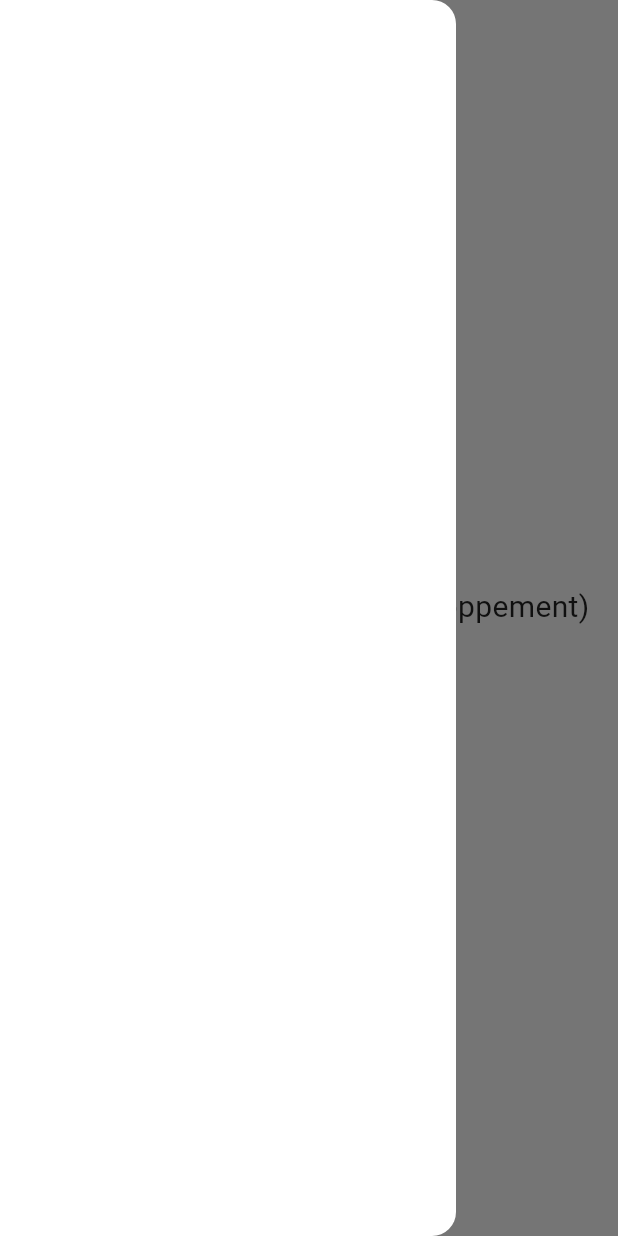
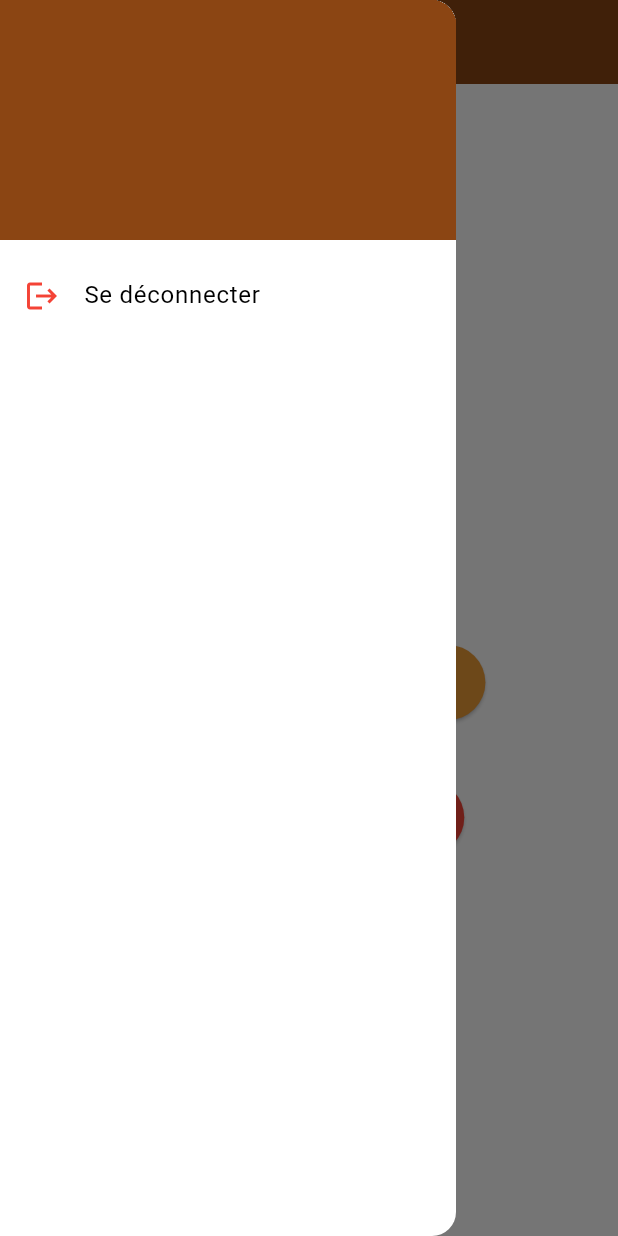
Before and after one commit to YayaSOW/hackathon_flutter_groupe_5, a Flutter app: the VigileHomeView screen opened by its route, with the side drawer open, on a phone screen of 412 x 824 dp. Run offline on Flutter 3.47's test engine with Material 3 defaults, Android fonts, the phone set to English and light mode, and no system bars; our stand-ins replace get, image_picker, qr_flutter, table_calendar; missing offline and left inert: mobile_scanner; network calls fail.

Commit message:
rectification-fusion

```diff
--- a/db.json
+++ b/db.json
@@ -100,5 +100,5 @@
       },
       "vigile": null
     }
-  ]
+]
 }
--- a/ges_absence/lib/app/bindings/global_binding.dart
+++ b/ges_absence/lib/app/bindings/global_binding.dart
@@ -1,4 +1,3 @@
-import 'package:ges_absence/app/data/services/presence_service.dart';
 import 'package:ges_absence/app/modules/auth/controllers/auth_controller.dart';
 import 'package:get/get.dart';
 import 'package:ges_absence/app/data/services/api_service.dart';
--- a/ges_absence/lib/app/bindings/vigile_binding.dart
+++ b/ges_absence/lib/app/bindings/vigile_binding.dart
@@ -1,4 +1,4 @@
-import 'package:ges_absence/app/modules/vigile/controllers/home_controller.dart';
+import 'package:ges_absence/app/modules/vigile/controllers/vigile_controller.dart';
 import 'package:get/get.dart';
 
 class VigileBinding implements Bindings {
--- a/ges_absence/lib/app/data/models/vigile.dart
+++ b/ges_absence/lib/app/data/models/vigile.dart
@@ -13,11 +13,19 @@ class Vigile extends User {
   factory Vigile.fromJson(Map<String, dynamic> json) => Vigile(
     // id: json['id'],/
     id: int.parse(json['id'].toString()),
-
     nom: json['nom'],
     prenom: json['prenom'],
     login: json['login'],
     telephone: json['telephone'],
     password: json['password'],
   );
+
+  Map<String, dynamic> toJson() => {
+    'id': id,
+    'nom': nom,
+    'prenom': prenom,
+    'login': login,
+    'telephone': telephone,
+    'password': password,
+  };
 }
--- a/ges_absence/lib/app/modules/auth/controllers/auth_controller.dart
+++ b/ges_absence/lib/app/modules/auth/controllers/auth_controller.dart
@@ -1,7 +1,6 @@
 import 'package:ges_absence/app/data/models/vigile.dart';
 import 'package:get/get.dart';
 import 'package:ges_absence/app/data/models/etudiant.dart';
-import 'package:ges_absence/app/data/models/user.dart'; // Contient Vigile
 import 'package:ges_absence/app/routes/app_routes.dart';
 import '../../../data/services/api_service.dart';
 
@@ -15,7 +14,6 @@ class AuthController extends GetxController {
     try {
       isLoading(true);
       final result = await apiService.login(login, password);
-
       if (result != null) {
         if (result['type'] == 'etudiant') {
           etudiant.value = result['user'] as Etudiant;
--- a/ges_absence/lib/app/modules/vigile/views/home_view.dart
+++ /dev/null
@@ -1,93 +0,0 @@
-import 'package:flutter/material.dart';
-import 'package:ges_absence/app/modules/auth/controllers/auth_controller.dart';
-import 'package:get/get.dart';
-import 'package:ges_absence/app/routes/app_routes.dart';
-import 'package:ges_absence/theme/app_theme.dart';
-import 'package:ges_absence/theme/colors.dart';
-
-class VigileHomeView extends StatelessWidget {
-  const VigileHomeView({super.key});
-
-  @override
-  Widget build(BuildContext context) {
-    // Pour l'instant, on commente les parties qui dépendent de VigileAuthController
-    // final vigile = Get.find<VigileAuthController>().vigile.value;
-
-    return Scaffold(
-      backgroundColor: Colors.white,
-      appBar: AppBar(
-        // title: Text(
-        //   '${vigile?.prenom} ${vigile?.nom} - ${vigile?.login}',
-        //   style: AppTheme.appBarStyle,
-        // ),
-        // backgroundColor: const Color(0xFF8B4513), // Couleur chocolat
-        // leading: Builder(
-        //   builder: (context) => IconButton(
-        //     icon: const Icon(Icons.menu),
-        //     onPressed: () => Scaffold.of(context).openDrawer(),
-        //   ),
-        // ),
-      ),
-      drawer: Drawer(
-        // child: ListView(
-        //   padding: EdgeInsets.zero,
-        //   children: [
-        //     DrawerHeader(
-        //       decoration: const BoxDecoration(
-        //         color: Color(0xFF8B4513),
-        //       ),
-        //       child: Column(
-        //         crossAxisAlignment: CrossAxisAlignment.start,
-        //         children: [
-        //           Text(
-        //             '${vigile?.prenom} ${vigile?.nom}',
-        //             style: const TextStyle(
-        //               color: Colors.white,
-        //               fontSize: 24,
-        //               fontWeight: FontWeight.bold,
-        //             ),
-        //           ),
-        //           Text(
-        //             vigile?.login ?? '',
-        //             style: const TextStyle(
-        //               color: Colors.white70,
-        //               fontSize: 16,
-        //             ),
-        //           ),
-        //         ],
-        //       ),
-        //     ),
-        //     ListTile(
-        //       leading: const Icon(Icons.logout, color: Colors.red),
-        //       title: const Text('Se déconnecter'),
-        //       onTap: () => Get.find<VigileAuthController>().logout(),
-        //     ),
-        //   ],
-        // ),
-      ),
-      body: Center(
-        child: Column(
-          mainAxisAlignment: MainAxisAlignment.center,
-          children: [
-            const Text(
-              'Page d\'accueil Vigile (en développement)',
-              style: TextStyle(fontSize: 20, color: Colors.black87),
-            ),
-            const SizedBox(height: 20),
-            ElevatedButton(
-              onPressed: () {
-                // Placeholder pour tester la déconnexion
-                Get.find<AuthController>().logout();
-              },
-              child: const Text('Se déconnecter'),
-              style: ElevatedButton.styleFrom(
-                backgroundColor: Colors.red,
-                padding: const EdgeInsets.symmetric(horizontal: 40, vertical: 15),
-              ),
-            ),
-          ],
-        ),
-      ),
-    );
-  }
-}
--- /dev/null
+++ b/ges_absence/lib/app/modules/vigile/views/vigile_home_view.dart
@@ -0,0 +1,119 @@
+import 'package:flutter/material.dart';
+import 'package:get/get.dart';
+import 'package:ges_absence/app/modules/auth/controllers/auth_controller.dart';
+import 'package:ges_absence/app/routes/app_routes.dart';
+import 'package:ges_absence/theme/app_theme.dart';
+import 'package:ges_absence/theme/colors.dart';
+
+class VigileHomeView extends StatelessWidget {
+  @override
+  Widget build(BuildContext context) {
+    final authController = Get.find<AuthController>();
+
+    return Scaffold(
+      backgroundColor: Colors.white,
+      appBar: AppBar(
+        title: Obx(() {
+          final vigile = authController.vigile.value;
+          if (vigile == null) return const Text('');
+          return Text(
+            '${vigile.prenom} ${vigile.nom} - ${vigile.login}',
+            style: AppTheme.appBarStyle,
+          );
+        }),
+        backgroundColor: const Color(0xFF8B4513),
+        leading: Builder(
+          builder: (context) => IconButton(
+            icon: const Icon(Icons.menu),
+            onPressed: () => Scaffold.of(context).openDrawer(),
+          ),
+        ),
+      ),
+      drawer: Obx(() {
+        final vigile = authController.vigile.value;
+        return Drawer(
+          child: ListView(
+            padding: EdgeInsets.zero,
+            children: [
+              DrawerHeader(
+                decoration: const BoxDecoration(
+                  color: Color(0xFF8B4513),
+                ),
+                child: Column(
+                  crossAxisAlignment: CrossAxisAlignment.start,
+                  children: [
+                    Text(
+                      '${vigile?.prenom ?? ''} ${vigile?.nom ?? ''}',
+                      style: const TextStyle(
+                        color: Colors.white,
+                        fontSize: 24,
+                        fontWeight: FontWeight.bold,
+                      ),
+                    ),
+                    Text(
+                      vigile?.login ?? '',
+                      style: const TextStyle(
+                        color: Colors.white,
+                        fontSize: 16,
+                      ),
+                    ),
+                  ],
+                ),
+              ),
+              ListTile(
+                leading: const Icon(Icons.logout, color: Colors.red),
+                title: const Text('Se déconnecter'),
+                onTap: () => authController.logout(),
+              ),
+            ],
+          ),
+        );
+      }),
+      body: Center(
+        child: Column(
+          mainAxisAlignment: MainAxisAlignment.center,
+          children: [
+            Image.asset(
+              'assets/images/ism_logo.png',
+              height: 100,
+              width: 100,
+            ),
+            const SizedBox(height: 20),
+            ElevatedButton(
+              onPressed: () => Get.toNamed(AppRoutes.VIGILE_SCAN),
+              style: ElevatedButton.styleFrom(
+                backgroundColor: AppColors.secondaryColor,
+                padding: const EdgeInsets.symmetric(horizontal: 40, vertical: 15),
+              ),
+              child: Row(
+                mainAxisSize: MainAxisSize.min,
+                children: const [
+                  Icon(Icons.qr_code_scanner),
+                  SizedBox(width: 10),
+                  Text('Scanner un étudiant'),
+                ],
+              ),
+            ),
+            const SizedBox(height: 20),
+            const SizedBox(height: 20),
+            ElevatedButton(
+              onPressed: () => authController.logout(),
+              style: ElevatedButton.styleFrom(
+                backgroundColor: Colors.red,
+                padding: const EdgeInsets.symmetric(horizontal: 40, vertical: 15),
+              ),
+              child: Row(
+                mainAxisSize: MainAxisSize.min,
+                children: const [
+                  Icon(Icons.logout),
+                  SizedBox(width: 10),
+                  Text('Se déconnecter'),
+                ],
+              ),
+            ),
+          ],
+        ),
+      ),
+    );
+  }
+}
--- a/ges_absence/lib/app/routes/app_pages.dart
+++ b/ges_absence/lib/app/routes/app_pages.dart
@@ -1,4 +1,7 @@
 import 'package:ges_absence/app/modules/etudiant/views/absence_view.dart';
+import 'package:ges_absence/app/modules/vigile/views/vigile_etudiant_view.dart';
+import 'package:ges_absence/app/modules/vigile/views/vigile_home_view.dart';
+import 'package:ges_absence/app/modules/vigile/views/vigile_scan_view.dart';
 import 'package:get/get.dart';
 import 'package:ges_absence/app/bindings/etudiant_binding.dart';
 import 'package:ges_absence/app/bindings/vigile_binding.dart';
@@ -7,7 +10,6 @@ import 'package:ges_absence/app/modules/etudiant/views/cours_view.dart';
 import 'package:ges_absence/app/modules/etudiant/views/home_view.dart';
 import 'package:ges_absence/app/modules/etudiant/views/justification_view.dart';
 import 'package:ges_absence/app/modules/etudiant/views/retards_view.dart';
-import 'package:ges_absence/app/modules/vigile/views/home_view.dart';
 import 'package:ges_absence/app/routes/app_routes.dart';
 
 class AppPages {
@@ -49,6 +51,16 @@ class AppPages {
       page: () => VigileHomeView(),
       binding: VigileBinding(),
     ),
+    GetPage(
+          name: AppRoutes.VIGILE_SCAN,
+          page: () => VigileScanView(),
+          binding: VigileBinding(),
+        ),
+        GetPage(
+          name: AppRoutes.VIGILE_ETUDIANT,
+          page: () => VigileEtudiantView(),
+          binding: VigileBinding(),
+        ),
   ];
 
 }
--- a/ges_absence/lib/app/routes/app_routes.dart
+++ b/ges_absence/lib/app/routes/app_routes.dart
@@ -7,4 +7,6 @@ abstract class AppRoutes {
   static const ABSENCES = '/absences';
   static const RETARDS = '/retards';
   static const JUSTIFICATION = '/justification';
+    static const VIGILE_ETUDIANT = '/vigile-etudiant';
+    static const VIGILE_SCAN = '/vigile-scan';
 }
--- a/ges_absence/pubspec.yaml
+++ b/ges_absence/pubspec.yaml
@@ -21,6 +21,7 @@ dependencies:
   path_provider: ^2.1.1
   qr_flutter: ^4.0.0
   table_calendar: ^3.0.9
+  mobile_scanner: ^3.5.4
 
 
 
```
Also changed, not shown: ges_absence/lib/app/data/models/presence.dart (+6 -3 lines), ges_absence/lib/app/data/services/api_service.dart (+93 -13 lines), ges_absence/lib/app/modules/vigile/controllers/home_controller.dart (deleted, +0 -53 lines), ges_absence/lib/app/modules/vigile/controllers/vigile_controller.dart (added, +52 -0 lines), ges_absence/lib/app/modules/vigile/views/vigile_etudiant_view.dart (added, +112 -0 lines), ges_absence/lib/app/modules/vigile/views/vigile_scan_view.dart (added, +77 -0 lines), ges_absence/lib/app/data/providers/shared_prefs_provider.dart (deleted), ges_absence/pubspec.lock, 1 other file.
